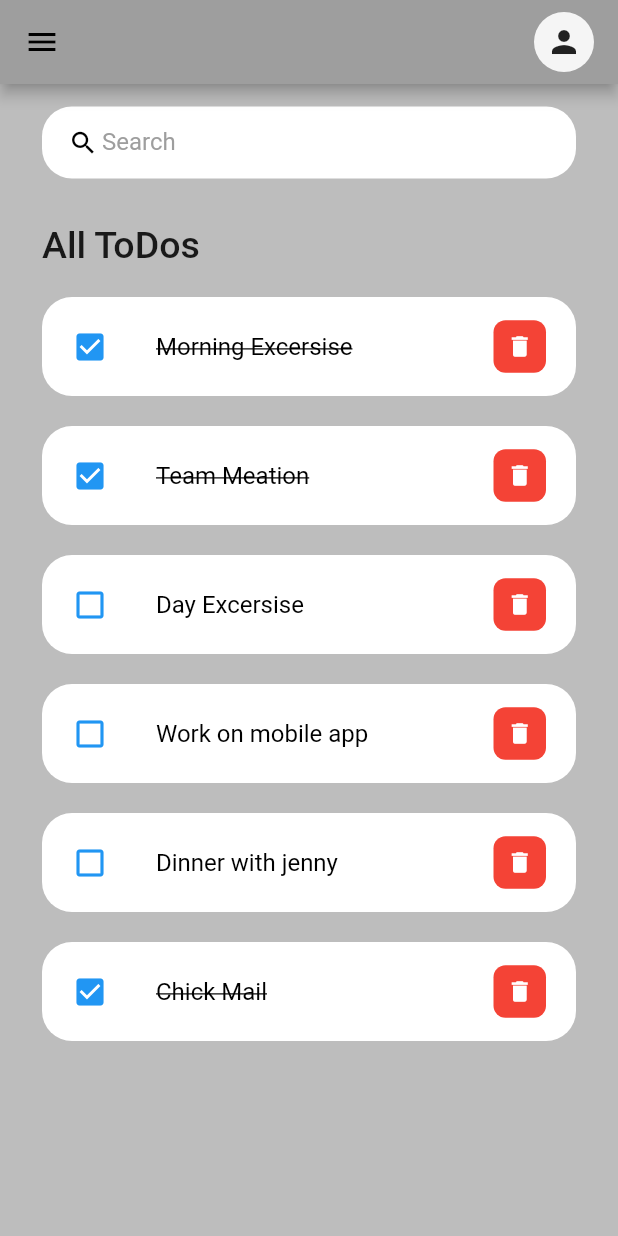
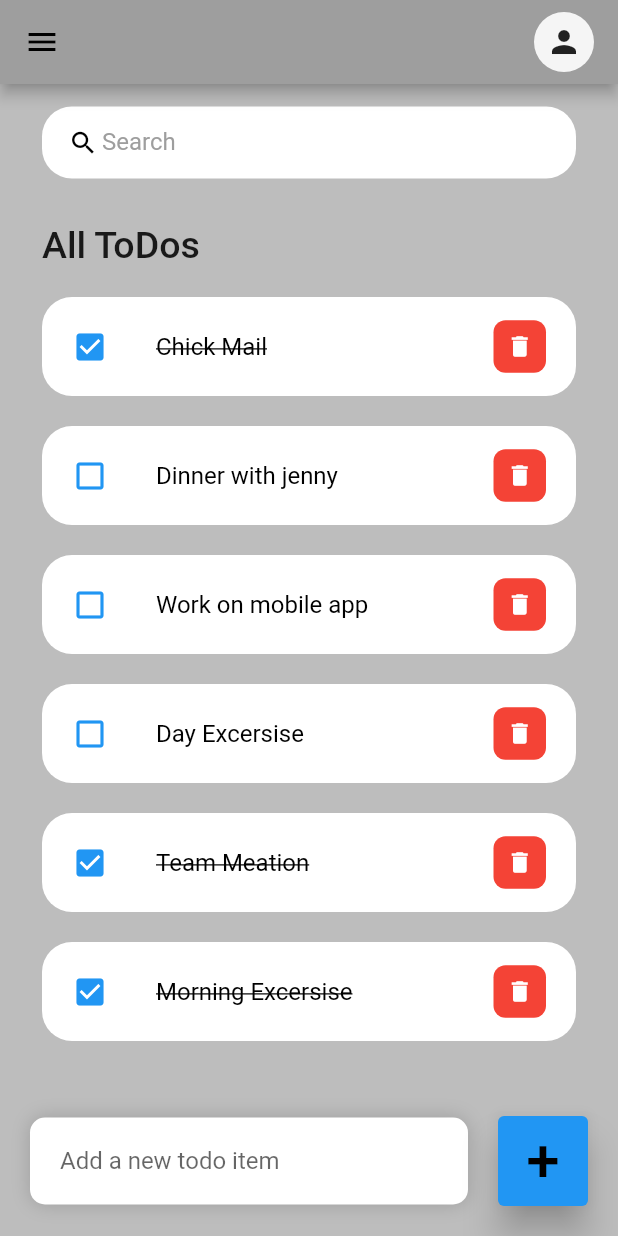
Before and after one commit to itsmeRajuThapa/toDo-App, a Flutter app: the screen it shows after launch, on a phone screen of 412 x 824 dp. Run offline on Flutter 3.47's test engine with Material 2 defaults, Android fonts, the phone set to English and light mode, and no system bars.

Commit message:
Now change in code

```diff
--- a/lib/todo_items.dart
+++ b/lib/todo_items.dart
@@ -4,7 +4,13 @@ import 'Model/ToDo.dart';
 
 class TODOItems extends StatelessWidget {
   final ToDo todo;
-  const TODOItems({super.key, required this.todo});
+  final onToDoChange;
+  final onDeleteItems;
+  const TODOItems(
+      {super.key,
+      required this.todo,
+      required this.onToDoChange,
+      required this.onDeleteItems});
 
   @override
   Widget build(BuildContext context) {
@@ -12,7 +18,7 @@ class TODOItems extends StatelessWidget {
       margin: const EdgeInsets.only(bottom: 20),
       child: ListTile(
         onTap: () {
-          todo.isDone = true;
+          onToDoChange(todo);
         },
         shape: RoundedRectangleBorder(borderRadius: BorderRadius.circular(20)),
         contentPadding: const EdgeInsets.symmetric(horizontal: 20, vertical: 5),
@@ -34,7 +40,9 @@ class TODOItems extends StatelessWidget {
           decoration: BoxDecoration(
               color: Colors.red, borderRadius: BorderRadius.circular(8)),
           child: IconButton(
-            onPressed: () {},
+            onPressed: () {
+              onDeleteItems(todo.id);
+            },
             icon: const Icon(Icons.delete),
             iconSize: 18,
             color: Colors.white,
--- a/lib/todoapp.dart
+++ b/lib/todoapp.dart
@@ -12,6 +12,15 @@ class TODOAPP extends StatefulWidget {
 
 class _TODOAPPState extends State<TODOAPP> {
   final todosList = ToDo.todoList();
+  List<ToDo> _foundToDo = [];
+  final _todocontroller = TextEditingController();
+  @override
+  void initState() {
+    // TODO: implement initState
+    super.initState();
+    _foundToDo = todosList;
+  }
+
   @override
   Widget build(BuildContext context) {
     return Scaffold(
@@ -25,16 +34,20 @@ class _TODOAPPState extends State<TODOAPP> {
           ],
         ),
       ),
-      body: Padding(
+      body: Stack(
+        children: [
+          Container(
             padding: const EdgeInsets.symmetric(horizontal: 28, vertical: 15),
             child: Column(
               children: [
                 Container(
                   padding: const EdgeInsets.symmetric(horizontal: 15),
                   decoration: BoxDecoration(
-                  color: Colors.white, borderRadius: BorderRadius.circular(20)),
-              child: const TextField(
-                decoration: InputDecoration(
+                      color: Colors.white,
+                      borderRadius: BorderRadius.circular(20)),
+                  child: TextField(
+                    onChanged: (value) => _runFilter(value),
+                    decoration: const InputDecoration(
                       contentPadding: EdgeInsets.all(0),
                       prefixIcon: Icon(
                         Icons.search,
@@ -56,13 +69,15 @@ class _TODOAPPState extends State<TODOAPP> {
                         margin: const EdgeInsets.only(top: 30, bottom: 20),
                         child: const Text(
                           "All ToDos",
-                      style:
-                          TextStyle(fontSize: 25, fontWeight: FontWeight.w500),
+                          style: TextStyle(
+                              fontSize: 25, fontWeight: FontWeight.w500),
                         ),
                       ),
-                  for (ToDo todoo in todosList)
+                      for (ToDo todoo in _foundToDo.reversed)
                         TODOItems(
                           todo: todoo,
+                          onDeleteItems: _deleteToDoItem,
+                          onToDoChange: _handleToDoChange,
                         ),
                     ],
                   ),
@@ -70,6 +85,92 @@ class _TODOAPPState extends State<TODOAPP> {
               ],
             ),
           ),
+          Align(
+            alignment: Alignment.bottomCenter,
+            child: Row(
+              children: [
+                Expanded(
+                  child: Container(
+                    margin:
+                        const EdgeInsets.only(bottom: 20, right: 20, left: 20),
+                    padding:
+                        const EdgeInsets.symmetric(horizontal: 20, vertical: 5),
+                    decoration: BoxDecoration(
+                      color: Colors.white,
+                      boxShadow: const [
+                        BoxShadow(
+                            color: Colors.grey,
+                            offset: Offset(0.0, 0.0),
+                            blurRadius: 10.0,
+                            spreadRadius: 0.0),
+                      ],
+                      borderRadius: BorderRadius.circular(10),
+                    ),
+                    child: TextField(
+                        controller: _todocontroller,
+                        decoration: const InputDecoration(
+                            hintText: "Add a new todo item",
+                            border: InputBorder.none)),
+                  ),
+                ),
+                Container(
+                  height: 60,
+                  width: 60,
+                  margin: const EdgeInsets.only(bottom: 20, right: 20),
+                  child: ElevatedButton(
+                    child: Text("+", style: TextStyle(fontSize: 40)),
+                    onPressed: () {
+                      _addTodoItem(_todocontroller.text);
+                    },
+                    style: ElevatedButton.styleFrom(
+                      primary: Colors.blue,
+                      //maximumSize: Size(4.0, 4.0),
+                      elevation: 10,
+                    ),
+                  ),
+                )
+              ],
+            ),
+          )
+        ],
+      ),
     );
   }
+
+  void _handleToDoChange(ToDo todo) {
+    setState(() {
+      todo.isDone = !todo.isDone;
+    });
   }
+
+  void _deleteToDoItem(String id) {
+    setState(() {
+      todosList.removeWhere((item) => item.id == id);
+    });
+  }
+
+  void _addTodoItem(String toDo) {
+    setState(() {
+      todosList.add(ToDo(
+          id: DateTime.now().millisecondsSinceEpoch.toString(),
+          todoText: toDo));
+    });
+    _todocontroller.clear();
+  }
+
+  void _runFilter(String enteredKeyboard) {
+    List<ToDo> results = [];
+    if (enteredKeyboard.isEmpty) {
+      results = todosList;
+    } else {
+      results = todosList
+          .where((item) => item.todoText!
+              .toLowerCase()
+              .contains(enteredKeyboard.toLowerCase()))
+          .toList();
+    }
+    setState(() {
+      _foundToDo = results;
+    });
+  }
+}
```
Lines whose indentation alone changed are shown as unchanged.
